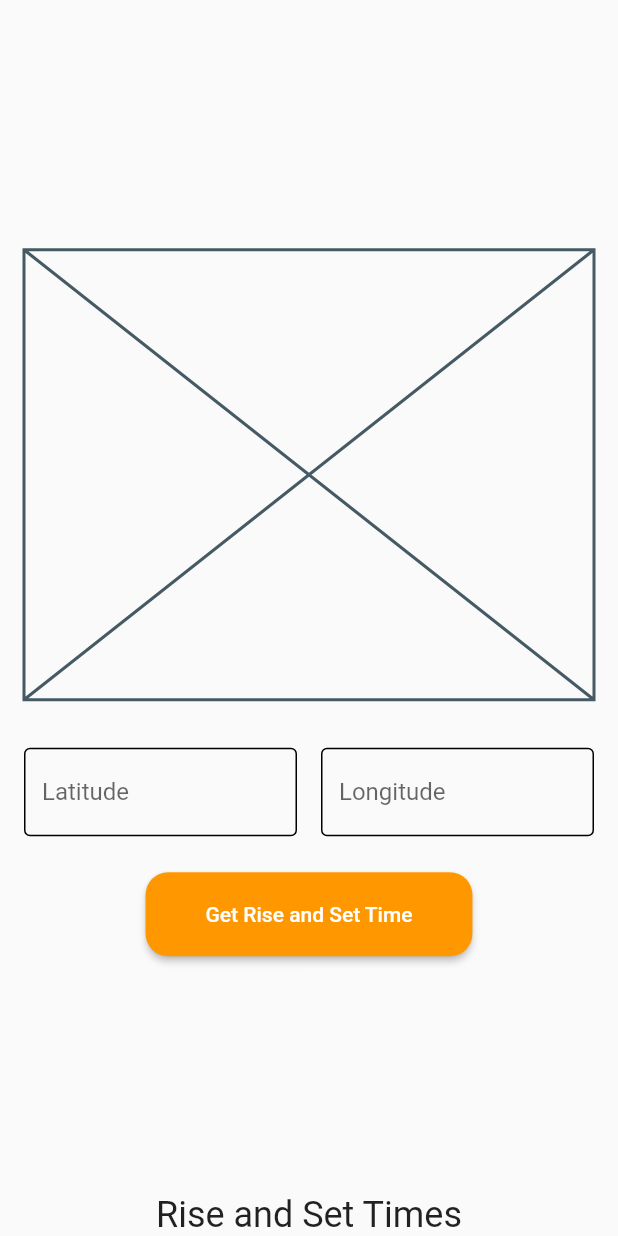
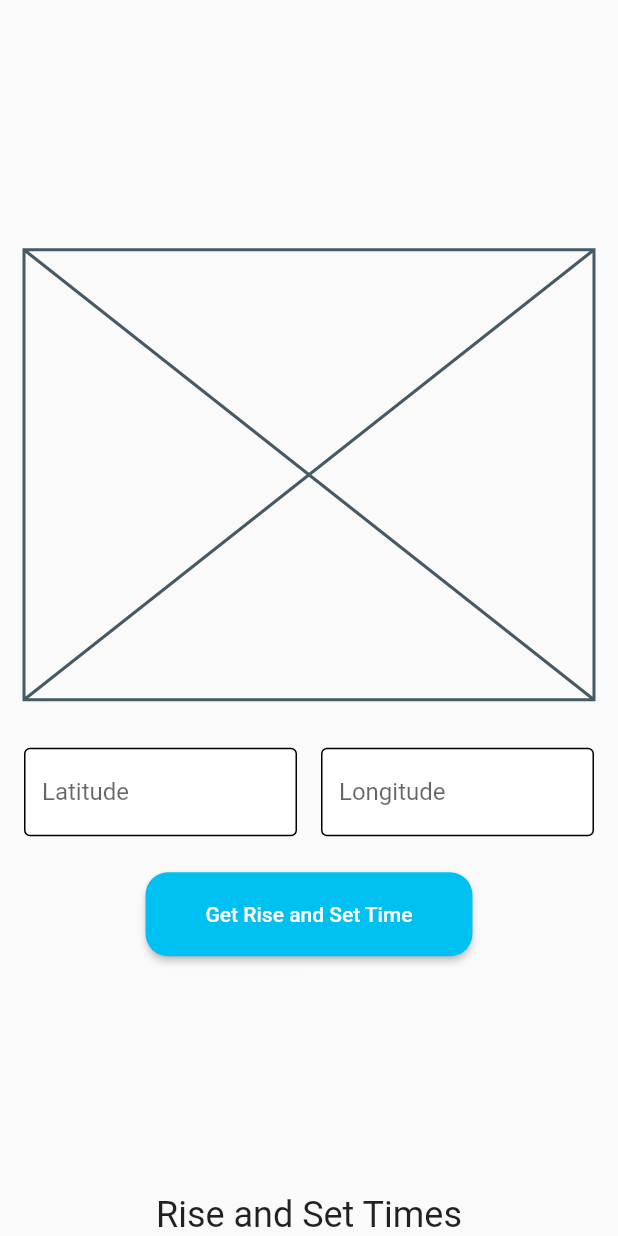
Before and after one commit to adarshbalu/rise_set, a Flutter app: the HomePage screen opened directly, on a phone screen of 412 x 824 dp. Run offline on Flutter 3.47's test engine with Material 2 defaults, Android fonts, the light colour scheme and no system bars; our stand-ins replace dartz, data_connection_checker, equatable, get_it, shared_preferences; accounts and stored records are empty.

Commit message:
Added loading indicators and color Constants

```diff
--- a/lib/core/util/constants.dart
+++ b/lib/core/util/constants.dart
@@ -1,3 +1,5 @@
+import 'package:flutter/widgets.dart';
+
 const String CACHED_RISE_SET = 'CACHED_RISE_SET';
 const String SERVER_FAILURE_MESSAGE = 'Server Failure';
 const String CACHE_FAILURE_MESSAGE = 'Cache Failure';
@@ -6,8 +8,12 @@ const String INVALID_INPUT_FAILURE_MESSAGE =
 
 enum Status { LOADED, ERROR, LOADING }
 
-const DEEP_BLUE = '00C0F1';
-const DARK_BLUE = '2AD8F6';
-const LIGHT_BLUE = 'A8EBFA';
-const DARK_YELLOW = 'FFD400';
-const LIGHT_YELLOW = 'FFE470';
+class ColorConstants {
+  static const Color DEEP_BLUE = Color(0xff00C0F1);
+  static const Color DARK_BLUE = Color(0xff2AD8F6);
+  static const Color LIGHT_BLUE = Color(0xffA8EBFA);
+  static const Color DARK_YELLOW = Color(0xffFFD400);
+  static const Color LIGHT_YELLOW = Color(0xffFFE470);
+}
+
+const String LOGO_PNG_LOCATION = 'assets/png/logo.png';
--- a/lib/features/rise_set/presentation/pages/home/home_page.dart
+++ b/lib/features/rise_set/presentation/pages/home/home_page.dart
@@ -1,4 +1,7 @@
 import 'package:flutter/material.dart';
+import 'package:rise_set/features/rise_set/presentation/providers/rise_set_provider.dart';
+import 'package:provider/provider.dart';
+import '../../../../../core/util/constants.dart';
 
 class HomePage extends StatefulWidget {
   @override
@@ -8,6 +11,8 @@ class HomePage extends StatefulWidget {
 class _HomePageState extends State<HomePage> {
   @override
   Widget build(BuildContext context) {
+    RiseSetProvider riseSetProvider = context.watch<RiseSetProvider>();
+
     return Scaffold(
       bottomNavigationBar: Text(
         'Rise and Set Times',
@@ -19,6 +24,7 @@ class _HomePageState extends State<HomePage> {
         child: Column(
           mainAxisAlignment: MainAxisAlignment.center,
           children: [
+            //buildLoading(),
             SingleChildScrollView(child: buildResult(context)),
             SizedBox(
               height: 16,
@@ -31,10 +37,19 @@ class _HomePageState extends State<HomePage> {
                     padding: const EdgeInsets.all(8.0),
                     child: TextFormField(
                       decoration: InputDecoration(
-                          hintText: 'Latitude',
-                          border: OutlineInputBorder(),
-                          focusedBorder: OutlineInputBorder(),
-                          enabledBorder: OutlineInputBorder()),
+                        filled: true,
+                        fillColor: Colors.white,
+                        hintText: 'Latitude',
+                        border: OutlineInputBorder(
+                          borderRadius: BorderRadius.circular(4.0),
+                        ),
+                        focusedBorder: OutlineInputBorder(
+                          borderRadius: BorderRadius.circular(4.0),
+                        ),
+                        enabledBorder: OutlineInputBorder(
+                          borderRadius: BorderRadius.circular(4.0),
+                        ),
+                      ),
                     ),
                   ),
                 ),
@@ -43,10 +58,19 @@ class _HomePageState extends State<HomePage> {
                       padding: const EdgeInsets.all(8.0),
                       child: TextFormField(
                         decoration: InputDecoration(
-                            hintText: 'Longitude',
-                            border: OutlineInputBorder(),
-                            focusedBorder: OutlineInputBorder(),
-                            enabledBorder: OutlineInputBorder()),
+                          filled: true,
+                          fillColor: Colors.white,
+                          hintText: 'Longitude',
+                          border: OutlineInputBorder(
+                            borderRadius: BorderRadius.circular(4.0),
+                          ),
+                          focusedBorder: OutlineInputBorder(
+                            borderRadius: BorderRadius.circular(4.0),
+                          ),
+                          enabledBorder: OutlineInputBorder(
+                            borderRadius: BorderRadius.circular(4.0),
+                          ),
+                        ),
                       )),
                 ),
               ],
@@ -59,13 +83,38 @@ class _HomePageState extends State<HomePage> {
               padding: EdgeInsets.symmetric(horizontal: 40, vertical: 20),
               shape: RoundedRectangleBorder(
                   borderRadius: BorderRadius.circular(15)),
-              color: Colors.orange,
+              color: ColorConstants.DEEP_BLUE,
               textColor: Colors.white,
               onPressed: () {},
               child: Text('Get Rise and Set Time'),
             )
           ],
         ),
+      ),
+    );
+  }
+
+  Widget buildLoading() {
+    return Center(
+      child: Column(
+        children: [
+          Image.asset(
+            LOGO_PNG_LOCATION,
+            height: 100,
+            width: 100,
+          ),
+          SizedBox(
+            height: 16,
+          ),
+          CircularProgressIndicator(
+            valueColor:
+                AlwaysStoppedAnimation<Color>(ColorConstants.LIGHT_YELLOW),
+            backgroundColor: ColorConstants.DARK_YELLOW,
+          ),
+          SizedBox(
+            height: 8,
+          ),
+        ],
       ),
     );
   }
--- a/lib/main.dart
+++ b/lib/main.dart
@@ -29,7 +29,7 @@ class MyApp extends StatelessWidget {
           primarySwatch: Colors.blue,
           visualDensity: VisualDensity.adaptivePlatformDensity,
         ),
-        home: SplashPage(),
+        home: HomePage(),
       ),
     );
   }
--- a/pubspec.yaml
+++ b/pubspec.yaml
@@ -31,8 +31,8 @@ flutter:
   uses-material-design: true
 
   # To add assets to your application, add an assets section, like this:
-  # assets:
-  #   - images/a_dot_burr.jpeg
+  assets:
+    - assets/png/
   #   - images/a_dot_ham.jpeg
 
   # An image asset can refer to one or more resolution-specific "variants", see
```
Also changed, not shown: lib/features/rise_set/presentation/pages/splash/splash_page.dart (+7 -1 lines).
